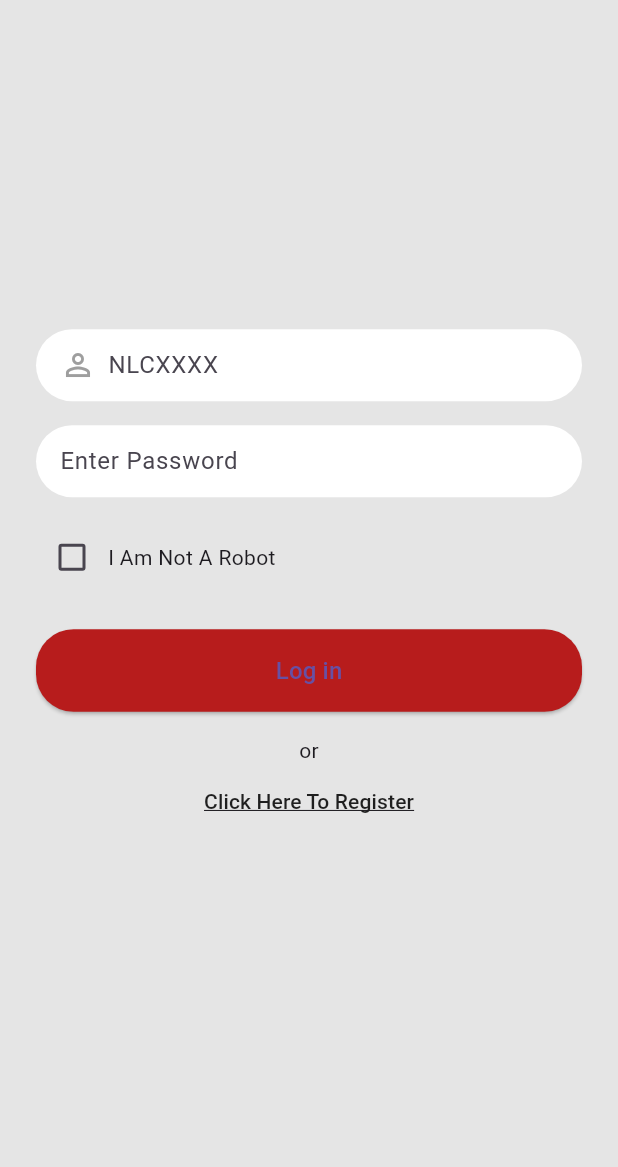
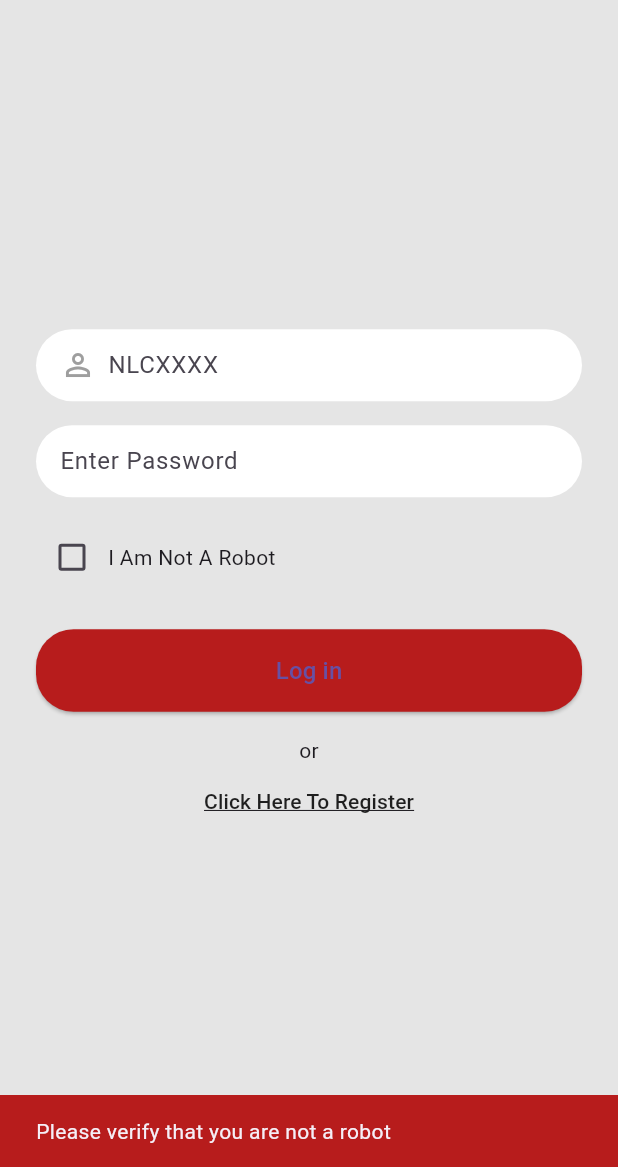
Before and after one commit to imankush10/nalco_app, a Flutter app: the screen it shows after launch, after a tap on "Already have an account? Login", after a tap on "Log in", on a phone screen of 412 x 824 dp, the part 69-1236 px from its top. Run offline on Flutter 3.47's test engine with Material 3 defaults, Android fonts, the phone set to English and light mode, and no system bars; our stand-ins replace shared_preferences; missing offline and left inert: mailer; accounts and stored records are empty.

```diff
--- a/lib/views/login_screen.dart
+++ b/lib/views/login_screen.dart
@@ -119,6 +119,18 @@ class _LoginScreenState extends State<LoginScreen> {
                             onPressed: viewModel.isLoading
                                 ? null
                                 : () async {
+                                    if (!_isRobotChecked) {
+                                      // Show a warning that the checkbox must be selected
+                                      ScaffoldMessenger.of(context)
+                                          .showSnackBar(
+                                        SnackBar(
+                                          content: Text(
+                                              'Please verify that you are not a robot'),
+                                          backgroundColor: Color(0xFFB71C1C),
+                                        ),
+                                      );
+                                      return; // Prevent further execution
+                                    }
                                     final success = await viewModel.login(
                                       _employeeIdController.text,
                                       _passwordController.text,
```
